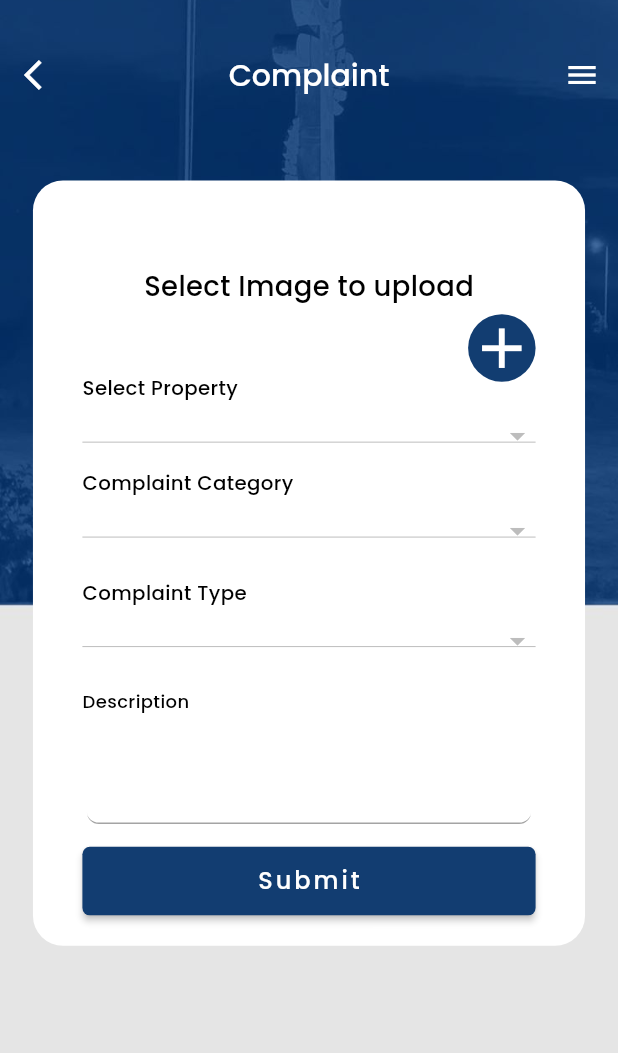
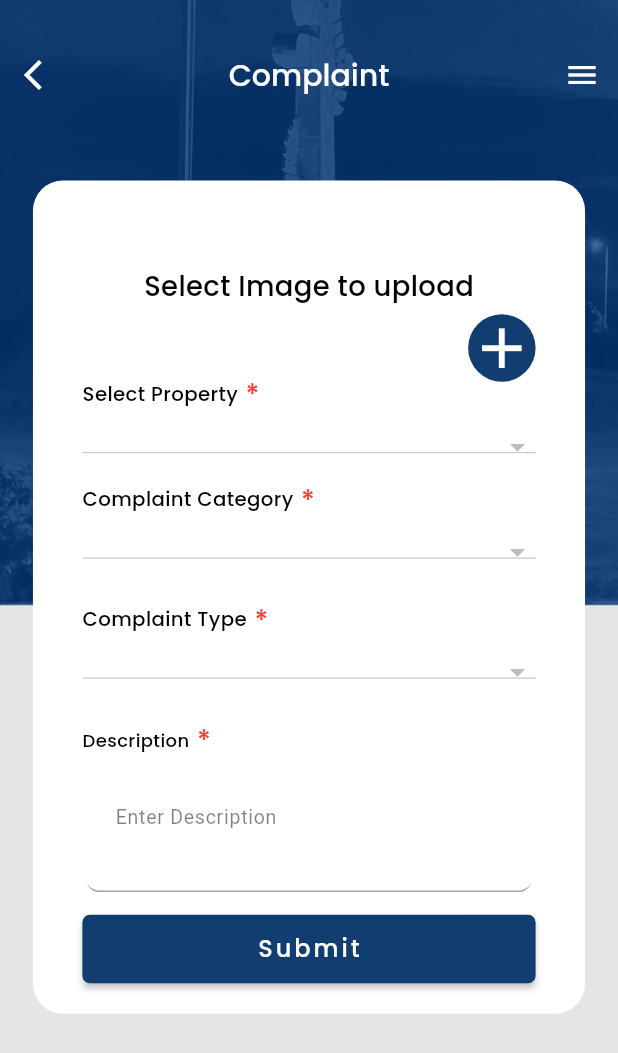
Before and after one commit to Maibk/acnhoragem, a Flutter app: the CreateNewComplaintScreen screen opened by its route, on a phone screen of 412 x 824 dp. Shown: the top 1053 px of the screen. Run offline on Flutter 3.47's test engine with Material 3 defaults, Android fonts, the phone set to English and light mode, and no system bars; our stand-ins replace cached_network_image, connectivity_plus, csc_picker_plus, dio, firebase_core, firebase_messaging and 10 more; accounts and stored records are empty; network calls fail; Roboto replaces fonts that are missing (Source Sans Pro); project files that could hold a hidden picture were left out.

Commit message:
Qa fixes

```diff
--- a/lib/presentation/complaints_screen/complaints_screen.dart
+++ b/lib/presentation/complaints_screen/complaints_screen.dart
@@ -198,7 +198,15 @@ class _CreateNewComplaintScreenState extends State<CreateNewComplaintScreen> {
                                     ],
                                   ),
                                   SizedBox(height: getVerticalSize(10)),
-                                  MyText(title: "Select Property", fontSize: 12.h),
+                                  Row(
+                                    children: [
+                                      MyText(title: "Select Property", fontSize: 12.h),
+                                      MyText(
+                                        title: ' *',
+                                        clr: Colors.red,
+                                      ),
+                                    ],
+                                  ),
                                   SizedBox(height: getVerticalSize(10)),
                                   Container(
                                     width: Get.width,
@@ -225,7 +233,15 @@ class _CreateNewComplaintScreenState extends State<CreateNewComplaintScreen> {
                                     ),
                                   ),
                                   SizedBox(height: getVerticalSize(10)),
-                                  MyText(title: "Complaint Category", fontSize: 12.h),
+                                  Row(
+                                    children: [
+                                      MyText(title: "Complaint Category", fontSize: 12.h),
+                                      MyText(
+                                        title: ' *',
+                                        clr: Colors.red,
+                                      ),
+                                    ],
+                                  ),
                                   SizedBox(height: getVerticalSize(10)),
                                   Container(
                                     width: Get.width,
@@ -250,7 +266,15 @@ class _CreateNewComplaintScreenState extends State<CreateNewComplaintScreen> {
                                     ),
                                   ),
                                   SizedBox(height: 20.0),
-                                  MyText(title: "Complaint Type", fontSize: 12.h),
+                                  Row(
+                                    children: [
+                                      MyText(title: "Complaint Type", fontSize: 12.h),
+                                      MyText(
+                                        title: ' *',
+                                        clr: Colors.red,
+                                      ),
+                                    ],
+                                  ),
                                   Container(
                                     width: Get.width,
                                     child: DropdownButton<FindDepartments>(
@@ -276,14 +300,25 @@ class _CreateNewComplaintScreenState extends State<CreateNewComplaintScreen> {
                                     ),
                                   ),
                                   SizedBox(height: getVerticalSize(10)),
-                                  MyText(title: "Description", fontSize: 12),
+                                  Row(
+                                    children: [
+                                      MyText(title: "Description", fontSize: 12),
+                                      MyText(
+                                        title: ' *',
+                                        clr: Colors.red,
+                                      ),
+                                    ],
+                                  ),
                                   SizedBox(height: getVerticalSize(10)),
                                   CustomTextField(
-                                    fieldText: "Enter Description".tr,
+                                    label: Text(
+                                      "Enter Description".tr,
+                                      style: TextStyle(color: ColorConstant.blackColor.withOpacity(0.5), fontSize: 13),
+                                    ),
+                                    floatingLabelBehavior: FloatingLabelBehavior.never,
                                     controller: controller.descriptionController,
                                     isFinal: false,
                                     maxLines: 2,
-                                    floatingLabelBehavior: FloatingLabelBehavior.never,
                                     keyboardType: TextInputType.emailAddress,
                                     limit: 250,
                                     validator: (value) {
--- a/lib/presentation/forgot_screen/forgot_screen.dart
+++ b/lib/presentation/forgot_screen/forgot_screen.dart
@@ -82,7 +82,11 @@ class ForgotPassScreen extends GetWidget<ForgotPassController> {
                             height: getVerticalSize(5),
                           ),
                           CustomTextField(
-                            fieldText: "lbl_email_address".tr,
+                            label: Text(
+                              "lbl_email_address".tr,
+                              style: TextStyle(color: ColorConstant.blackColor.withOpacity(0.5), fontSize: 13),
+                            ),
+                            floatingLabelBehavior: FloatingLabelBehavior.never,
                             controller: controller.emailController,
                             isFinal: false,
                             keyboardType: TextInputType.emailAddress,
--- a/lib/presentation/ownerform_screen/ownerforms_screen.dart
+++ b/lib/presentation/ownerform_screen/ownerforms_screen.dart
@@ -1266,12 +1266,12 @@ class _OwnerFornsScreenState extends State<OwnerFornsScreen> {
                                                             behavior: HitTestBehavior.opaque,
                                                             onTap: () {
                                                               controller.updateVehicle("Yes");
-                                                              if (args['status'] == Constants.formStatusRejected) {
+                                                              if (args['status'] != Constants.formStatusPending) {
                                                                 setState(() {
                                                                   controller.ownerFormModel.data?.vehicleStatus = "Yes";
                                                                   controller.eTag.add("");
                                                                   controller.ownerFormModel.data?.vehicle = [Vehicle()];
-                                                                  controller.vehicleFormKey.add(GlobalKey());
+                                                                  controller.vehicleFormKey.add(GlobalKey<FormState>());
                                                                 });
                                                               }
                                                             },
--- a/lib/presentation/reset_screen.dart/reset_screen.dart
+++ b/lib/presentation/reset_screen.dart/reset_screen.dart
@@ -99,7 +99,11 @@ class ResestPassScreen extends GetWidget<ResetController> {
                             height: getVerticalSize(5),
                           ),
                           CustomTextField(
-                            fieldText: "New Password".tr,
+                            label: Text(
+                              "New Password".tr,
+                              style: TextStyle(color: ColorConstant.blackColor.withOpacity(0.5), fontSize: 13),
+                            ),
+                            floatingLabelBehavior: FloatingLabelBehavior.never,
                             controller: controller.passwordController,
                             isFinal: false,
                             // keyboardType: TextInputType.visiblePassword,
```
Also changed, not shown: lib/presentation/login_screen/controller/login_controller.dart (+11 -5 lines), lib/presentation/login_screen/login_screen.dart (+11 -2 lines), lib/presentation/signup_screen/signup_screen.dart (+31 -7 lines), 8 other files.
